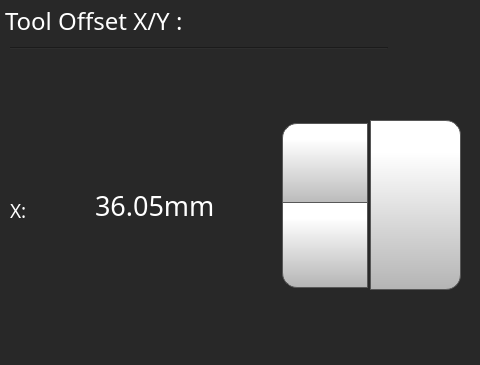
Before: the Qt Designer form octoprint_IdexTouchUI/mainGUI.ui in FracktalWorks/IdexTouchUI, drawn with Qt 5; both pictures show x 0 to 480 and y 0 to 365 of the 480 by 800 pixel window.
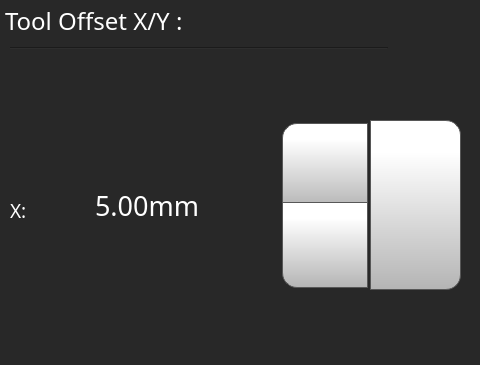
After: the same form once the commit is applied. The open tabs and pages were chosen to show the change. Icons and pictures are not drawn.

Commit message: TouchUI Calibration changes

What changed in the file:
```diff
--- a/octoprint_IdexTouchUI/mainGUI.ui
+++ b/octoprint_IdexTouchUI/mainGUI.ui
@@ -6720,16 +6720,16 @@
        <number>2</number>
       </property>
       <property name="minimum">
-       <double>30.000000000000000</double>
+       <double>-49.000000000000000</double>
       </property>
       <property name="maximum">
-       <double>42.000000000000000</double>
+       <double>50.000000000000000</double>
       </property>
       <property name="singleStep">
        <double>0.025000000000000</double>
       </property>
       <property name="value">
-       <double>36.049999999999997</double>
+       <double>5.000000000000000</double>
       </property>
      </widget>
      <widget class="QPushButton" name="toolOffsetXSetButton">
```
Left out of the diff: 12 changed lines with no effect on the pictures. The commit also changes 1 other file.
